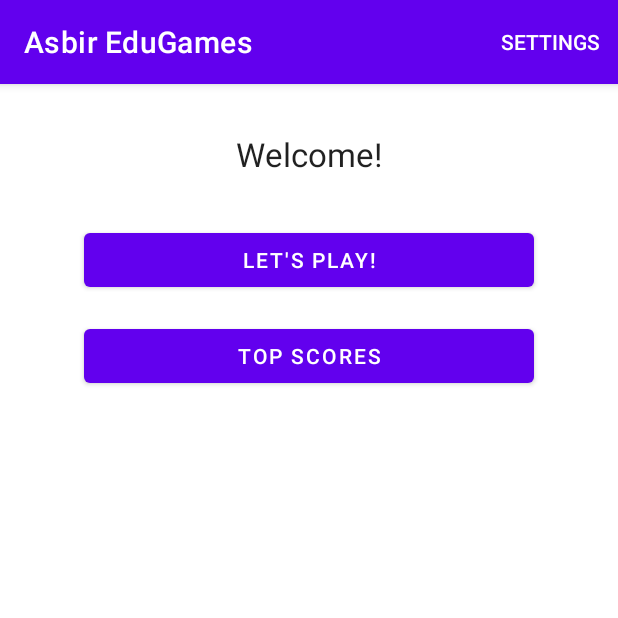
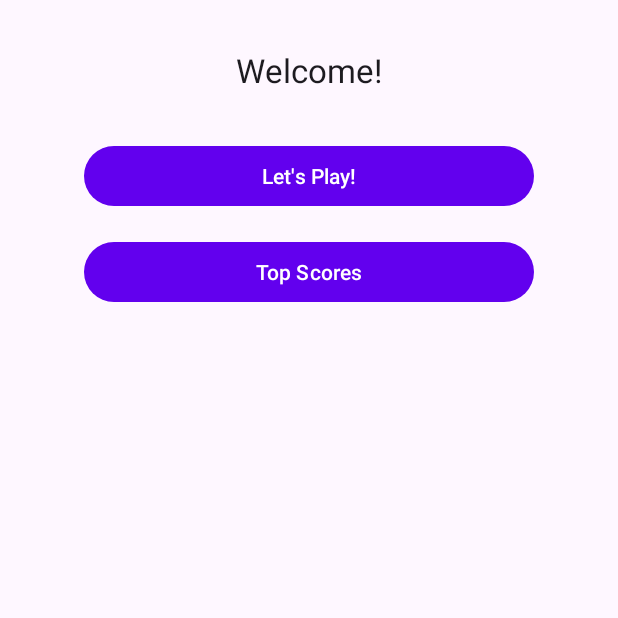
Before and after one commit to muhammadasbirjcu/cp5307-edugames, an Android app: the screen it shows after launch (LandingActivity), on a phone screen of 412 x 824 dp, the top half of it. Run offline under Robolectric (Android 15) with nearby library versions, the phone set to English and light mode, and no system bars.

Commit message:
Material design implementation

```diff
--- a/app/build.gradle
+++ b/app/build.gradle
@@ -32,7 +32,9 @@ dependencies {
     implementation 'androidx.appcompat:appcompat:1.4.1'
     implementation 'com.google.android.material:material:1.5.0'
     implementation 'androidx.constraintlayout:constraintlayout:2.1.3'
+    implementation 'androidx.legacy:legacy-support-v4:1.0.0'
     testImplementation 'junit:junit:4.13.2'
     androidTestImplementation 'androidx.test.ext:junit:1.1.3'
     androidTestImplementation 'androidx.test.espresso:espresso-core:3.4.0'
+    implementation 'com.google.android.material:material:<version>'
 }
--- a/app/src/main/res/values-night/themes.xml
+++ b/app/src/main/res/values-night/themes.xml
@@ -1,6 +1,6 @@
 <resources xmlns:tools="http://schemas.android.com/tools">
     <!-- Base application theme. -->
-    <style name="Theme.EduGames" parent="Theme.MaterialComponents.DayNight.DarkActionBar">
+    <style name="Theme.EduGames" parent="Theme.Material3.Dark.NoActionBar">
         <!-- Primary brand color. -->
         <item name="colorPrimary">@color/purple_200</item>
         <item name="colorPrimaryVariant">@color/purple_700</item>
--- a/app/src/main/res/values/themes.xml
+++ b/app/src/main/res/values/themes.xml
@@ -1,6 +1,6 @@
 <resources xmlns:tools="http://schemas.android.com/tools">
     <!-- Base application theme. -->
-    <style name="Theme.EduGames" parent="Theme.MaterialComponents.DayNight.DarkActionBar">
+    <style name="Theme.EduGames" parent="Theme.Material3.Light.NoActionBar">
         <!-- Primary brand color. -->
         <item name="colorPrimary">@color/purple_500</item>
         <item name="colorPrimaryVariant">@color/purple_700</item>
```
